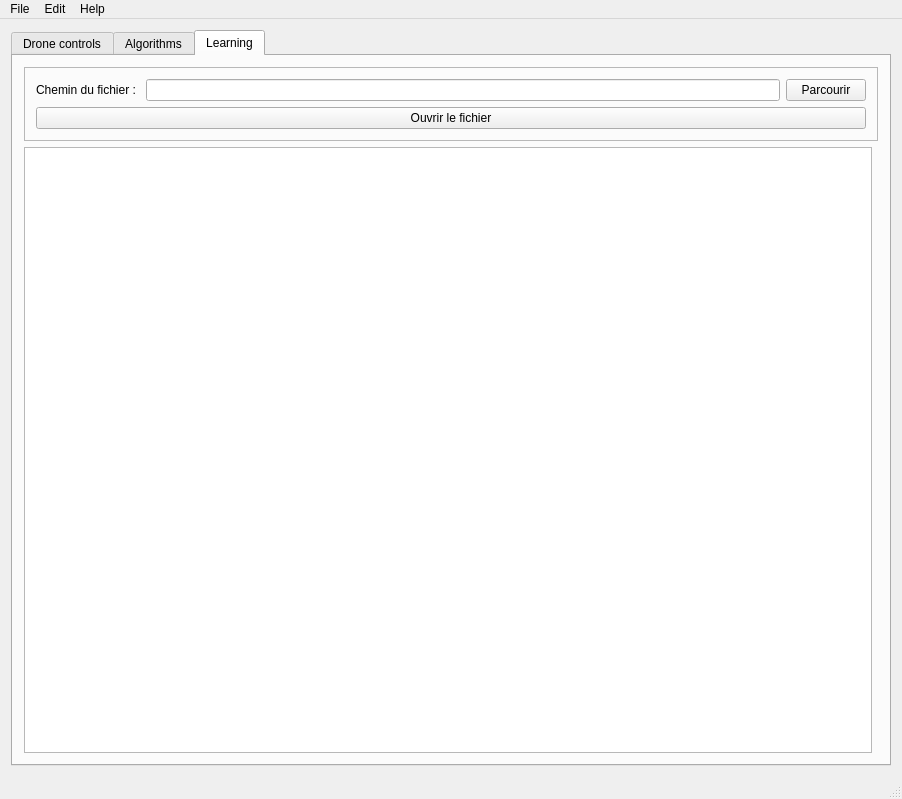
Qt form mainwindow.ui (PeanutsFR/ML_CYA) before a commit.
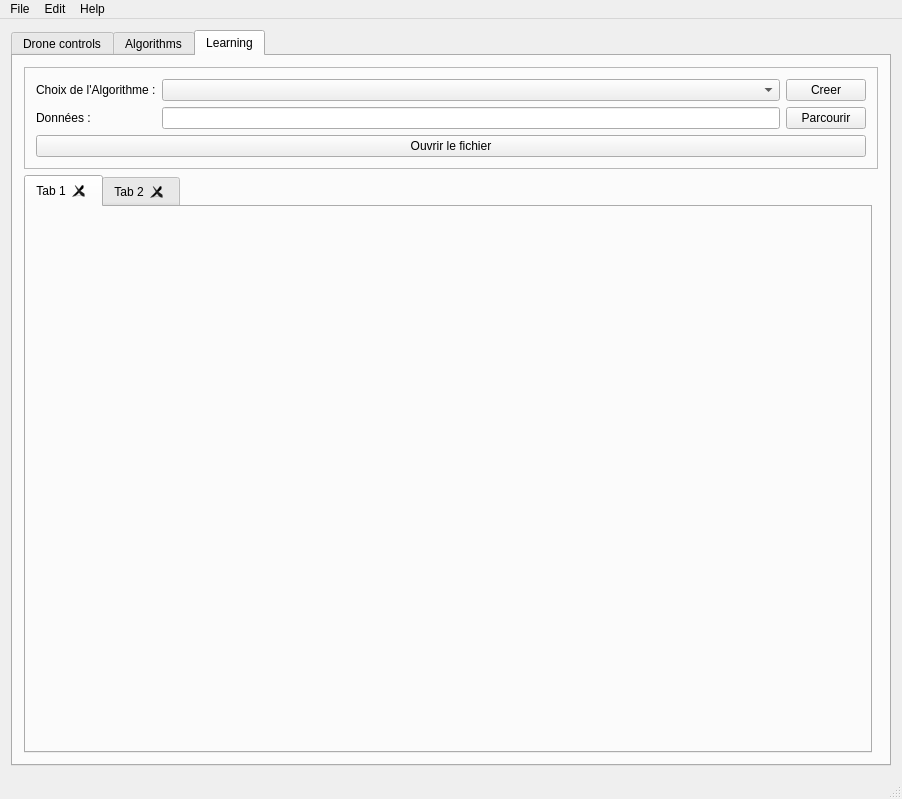
The same form after that commit. The open tabs and pages were chosen to show the change.

The edit to the form file:
```diff
--- a/mainwindow.ui
+++ b/mainwindow.ui
@@ -344,32 +344,66 @@
            <item row="1" column="0">
             <widget class="QLabel" name="label_7">
              <property name="text">
-              <string>Chemin du fichier : </string>
+              <string>Choix de l'Algorithme :</string>
              </property>
             </widget>
            </item>
-           <item row="1" column="1">
-            <widget class="QLineEdit" name="txt_path"/>
-           </item>
            <item row="1" column="2">
-            <widget class="QPushButton" name="btn_parcourir">
+            <widget class="QPushButton" name="btn_creer">
              <property name="text">
-              <string>Parcourir</string>
+              <string>Creer</string>
              </property>
             </widget>
            </item>
-           <item row="2" column="0" colspan="3">
+           <item row="3" column="0" colspan="3">
             <widget class="QPushButton" name="btn_load">
              <property name="text">
               <string>Ouvrir le fichier</string>
              </property>
             </widget>
            </item>
+           <item row="2" column="1">
+            <widget class="QLineEdit" name="txt_path"/>
+           </item>
+           <item row="2" column="0">
+            <widget class="QLabel" name="label_8">
+             <property name="text">
+              <string>Données :</string>
+             </property>
+            </widget>
+           </item>
+           <item row="2" column="2">
+            <widget class="QPushButton" name="btn_parcourir">
+             <property name="text">
+              <string>Parcourir</string>
+             </property>
+            </widget>
+           </item>
+           <item row="1" column="1">
+            <widget class="QComboBox" name="comboBox"/>
+           </item>
           </layout>
          </widget>
         </item>
         <item row="1" column="0">
-         <widget class="QPlainTextEdit" name="rtf_edit"/>
+         <widget class="QTabWidget" name="tabWidget_3">
+          <property name="tabsClosable">
+           <bool>true</bool>
+          </property>
+          <property name="movable">
+           <bool>true</bool>
+          </property>
+          <widget class="QWidget" name="tab">
+           <attribute name="title">
+            <string>Tab 1</string>
+           </attribute>
+          </widget>
+          <widget class="QWidget" name="tab_2">
+           <attribute name="title">
+            <string>Tab 2</string>
+           </attribute>
+          </widget>
+         </widget>
         </item>
        </layout>
       </widget>
```
Left out of the diff: 2 changed lines with no effect on the pictures.
